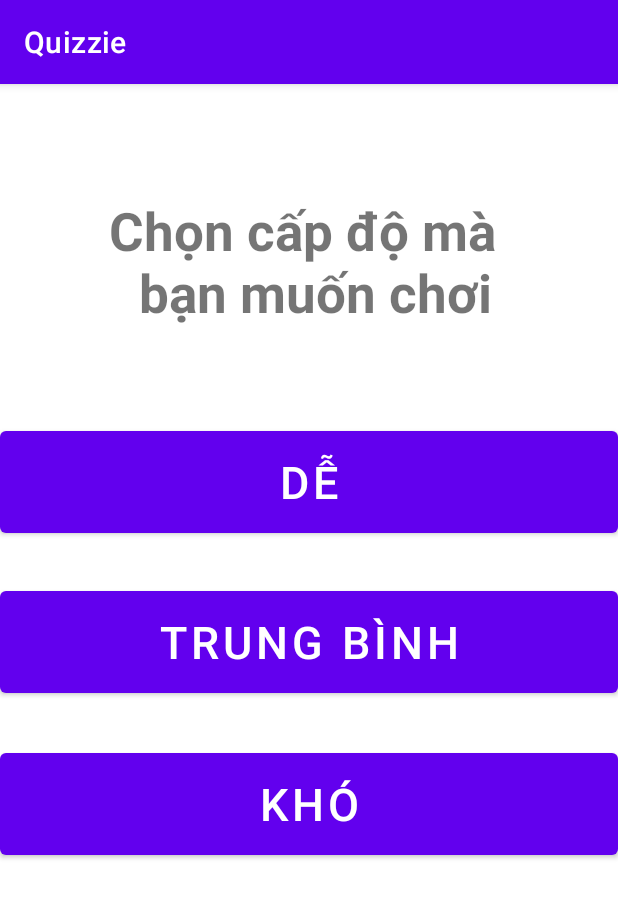
After one commit to MingDeCalax/Project_LTTBDD_CuoiKi, an Android app: the fragment FragmentDifficult shown on its own in the app's theme, on a phone screen of 412 x 824 dp. The commit adds this screen. Shown: the top 898 px of the screen. Run offline under Robolectric (Android 15) with nearby library versions, the phone set to English and light mode, and no system bars.

Commit message:
add Fragment Difficult

```diff
--- /dev/null
+++ b/app/src/main/java/com/example/quizzie_final/FragmentDifficult.java
@@ -0,0 +1,64 @@
+package com.example.quizzie_final;
+
+import android.os.Bundle;
+
+import androidx.fragment.app.Fragment;
+
+import android.view.LayoutInflater;
+import android.view.View;
+import android.view.ViewGroup;
+
+/**
+ * A simple {@link Fragment} subclass.
+ * Use the {@link FragmentDifficult#newInstance} factory method to
+ * create an instance of this fragment.
+ */
+public class FragmentDifficult extends Fragment {
+
+    // TODO: Rename parameter arguments, choose names that match
+    // the fragment initialization parameters, e.g. ARG_ITEM_NUMBER
+    private static final String ARG_PARAM1 = "param1";
+    private static final String ARG_PARAM2 = "param2";
+
+    // TODO: Rename and change types of parameters
+    private String mParam1;
+    private String mParam2;
+
+    public FragmentDifficult() {
+        // Required empty public constructor
+    }
+
+    /**
+     * Use this factory method to create a new instance of
+     * this fragment using the provided parameters.
+     *
+     * @param param1 Parameter 1.
+     * @param param2 Parameter 2.
+     * @return A new instance of fragment FragmentDifficult.
+     */
+    // TODO: Rename and change types and number of parameters
+    public static FragmentDifficult newInstance(String param1, String param2) {
+        FragmentDifficult fragment = new FragmentDifficult();
+        Bundle args = new Bundle();
+        args.putString(ARG_PARAM1, param1);
+        args.putString(ARG_PARAM2, param2);
+        fragment.setArguments(args);
+        return fragment;
+    }
+
+    @Override
+    public void onCreate(Bundle savedInstanceState) {
+        super.onCreate(savedInstanceState);
+        if (getArguments() != null) {
+            mParam1 = getArguments().getString(ARG_PARAM1);
+            mParam2 = getArguments().getString(ARG_PARAM2);
+        }
+    }
+
+    @Override
+    public View onCreateView(LayoutInflater inflater, ViewGroup container,
+                             Bundle savedInstanceState) {
+        // Inflate the layout for this fragment
+        return inflater.inflate(R.layout.fragment_difficult, container, false);
+    }
+}
--- /dev/null
+++ b/app/src/main/res/layout/fragment_difficult.xml
@@ -0,0 +1,58 @@
+<?xml version="1.0" encoding="utf-8"?>
+<RelativeLayout xmlns:android="http://schemas.android.com/apk/res/android"
+    xmlns:app="http://schemas.android.com/apk/res-auto"
+    xmlns:tools="http://schemas.android.com/tools"
+    android:layout_width="match_parent"
+    android:layout_height="match_parent"
+    tools:context=".FragmentDifficult">
+
+    <!-- TODO: Update blank fragment layout -->
+    <include
+    android:id="@+id/toolbar"
+    layout="@layout/toolbar"
+    />
+
+    <TextView
+        android:id="@+id/dif_title"
+        android:layout_width="match_parent"
+        android:layout_height="wrap_content"
+        android:layout_below="@+id/toolbar"
+        android:layout_marginTop="74dp"
+        android:text="Chọn cấp độ mà \n bạn muốn chơi"
+        android:textAlignment="center"
+        android:textSize="35dp"
+        android:textStyle="bold"
+        tools:layout_editor_absoluteY="60dp" />
+
+    <Button
+        android:id="@+id/easy_button"
+        android:layout_width="match_parent"
+        android:layout_height="80dp"
+        android:layout_below="@+id/toolbar"
+        android:layout_marginTop="225dp"
+        android:text="Dễ"
+        android:textAlignment="center"
+        android:textSize="30dp"
+        />
+
+    <Button
+        android:id="@+id/normal_button"
+        android:layout_width="match_parent"
+        android:layout_height="80dp"
+        android:layout_below="@+id/toolbar"
+        android:layout_marginTop="332dp"
+        android:text="Trung Bình"
+        android:textAlignment="center"
+        android:textSize="30dp" />
+
+    <Button
+        android:id="@+id/hard_button"
+        android:layout_width="match_parent"
+        android:layout_height="80dp"
+        android:layout_below="@+id/toolbar"
+        android:layout_marginTop="440dp"
+        android:text="Khó"
+        android:textAlignment="center"
+        android:textSize="30dp" />
+
+</RelativeLayout>
--- a/app/src/main/res/values/colors.xml
+++ b/app/src/main/res/values/colors.xml
@@ -7,4 +7,5 @@
     <color name="teal_700">#FF018786</color>
     <color name="black">#FF000000</color>
     <color name="white">#FFFFFFFF</color>
+    <color name="green">#4CAF50</color>
 </resources>
--- a/app/src/main/res/values/strings.xml
+++ b/app/src/main/res/values/strings.xml
@@ -1,5 +1,5 @@
 <resources>
     <string name="app_name">Quizzie_Final</string>
-<!-- TODO: Remove or change this placeholder text -->
+    <!-- TODO: Remove or change this placeholder text -->
     <string name="hello_blank_fragment">Hello blank fragment</string>
 </resources>
```
